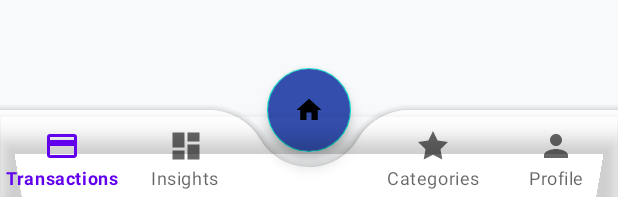
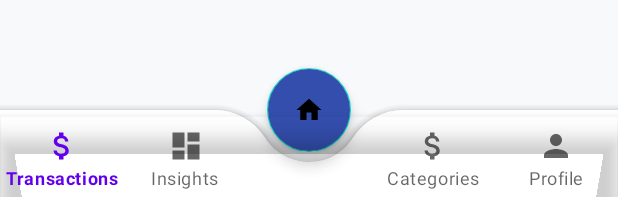
Before and after one commit to Koshpal/Koshpal-Mobile-Android, an Android app: the layout activity_home.xml on its own in the app's theme, with its tools: preview values and no code run, on a phone screen of 412 x 824 dp. Shown: the part 1036-1233 px from the top of the screen. Run offline under Robolectric (Android 15) with nearby library versions, the light colour scheme and no system bars.

Commit message:
Bottom Navigation Done

```diff
--- a/app/src/main/res/layout/activity_home.xml
+++ b/app/src/main/res/layout/activity_home.xml
@@ -19,13 +19,10 @@
         android:id="@+id/bottomAppBar"
         android:layout_width="match_parent"
         android:layout_height="60dp"
-       app:fabAlignmentMode="center"
+        app:fabAlignmentMode="center"
         app:fabCradleRoundedCornerRadius="40dp"
-
         android:backgroundTint="@color/white"
-        app:fabCradleMargin="10dp"
-
-
+        app:fabCradleMargin="7dp"
         android:layout_gravity="bottom">
 
 
--- a/app/src/main/res/menu/bottom_navigation_menu.xml
+++ b/app/src/main/res/menu/bottom_navigation_menu.xml
@@ -3,7 +3,7 @@
     <item
         android:id="@+id/transactions"
         android:title="Transactions"
-        android:icon="@drawable/ic_payments" />
+        android:icon="@drawable/ic_salary_money" />
 
     <item
         android:id="@+id/insights"
@@ -18,7 +18,7 @@
     <item
         android:id="@+id/categories"
         android:title="Categories"
-        android:icon="@drawable/ic_category" />
+        android:icon="@drawable/ic_budget_empty" />
 
     <item
         android:id="@+id/profile"
```
Also changed, not shown: app/src/main/res/drawable/ic_rupee_outline.xml (added, +11 -0 lines).
